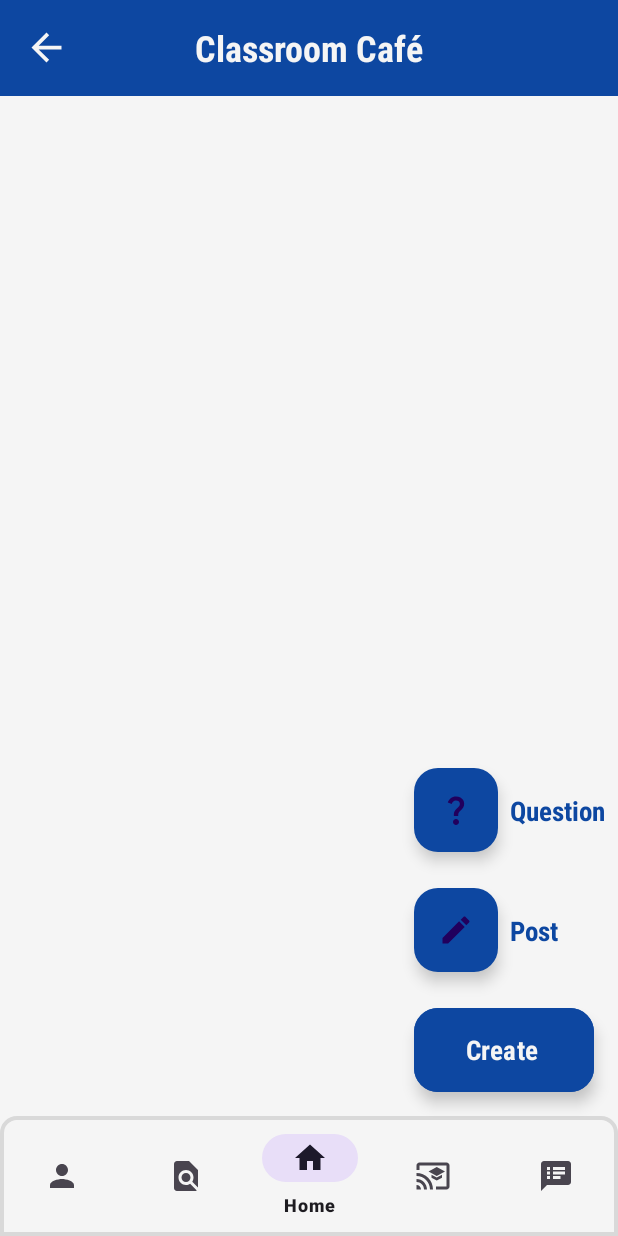
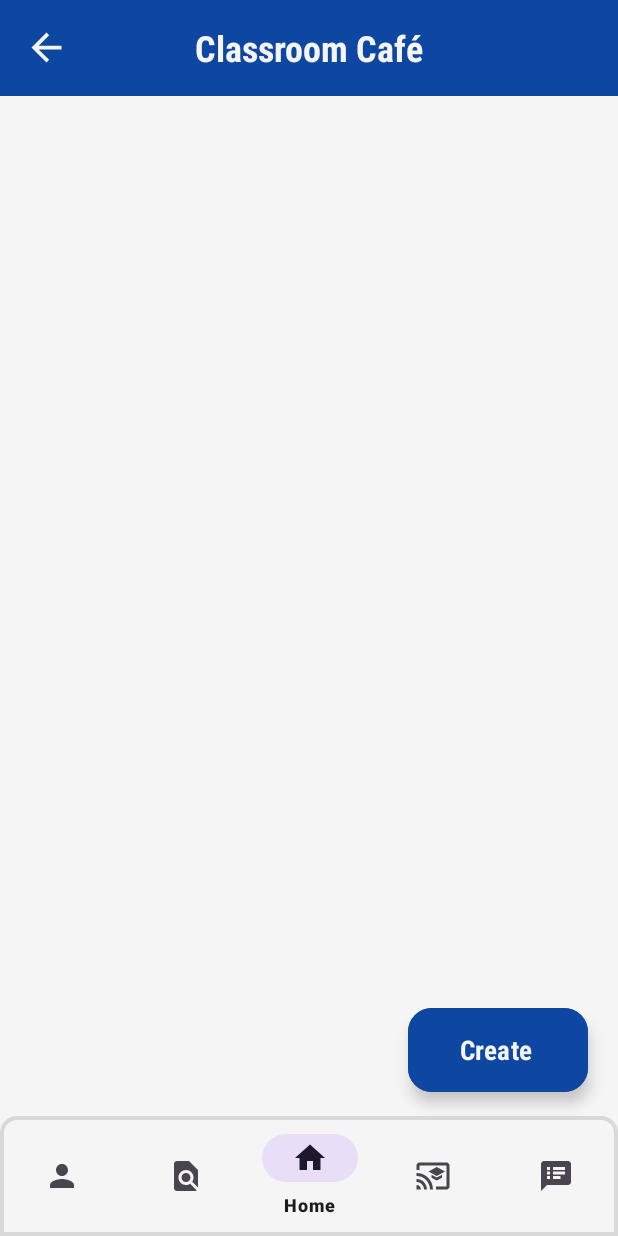
Before and after one commit to TVirus11/TeachersClub-App, an Android app: the CommunityActivity screen opened directly, with no data from a screen before it, on a phone screen of 412 x 824 dp. Run offline under Robolectric (Android 15) with nearby library versions, the phone set to English and light mode, and no system bars; our stand-ins replace AdMob.

Commit message:
Community FAB

```diff
--- a/app/src/main/java/com/saurtech/teachersclub/CommunityActivity.java
+++ b/app/src/main/java/com/saurtech/teachersclub/CommunityActivity.java
@@ -5,15 +5,24 @@ import androidx.appcompat.widget.Toolbar;
 
 import android.content.Intent;
 import android.os.Bundle;
+import android.view.View;
 import android.widget.ImageView;
+import android.widget.TextView;
 
 import com.google.android.gms.ads.AdRequest;
 import com.google.android.gms.ads.AdSize;
 import com.google.android.gms.ads.AdView;
 import com.google.android.gms.ads.MobileAds;
 import com.google.android.material.bottomnavigation.BottomNavigationView;
+import com.google.android.material.floatingactionbutton.ExtendedFloatingActionButton;
+import com.google.android.material.floatingactionbutton.FloatingActionButton;
 
 public class CommunityActivity extends AppCompatActivity {
+
+    FloatingActionButton mCreatePost, mAskQuestion;
+    ExtendedFloatingActionButton mCreate;
+    TextView mCreatePostTV, mAskQuestionTV;
+    Boolean areAllFABsVisible;
 
     @Override
     protected void onCreate(Bundle savedInstanceState) {
@@ -33,6 +42,46 @@ public class CommunityActivity extends AppCompatActivity {
             finish();
         });
 
+        mCreate = findViewById(R.id.mainFAB);
+
+        mCreatePost = findViewById(R.id.create_post_FAB);
+        mAskQuestion = findViewById(R.id.ask_question_FAB);
+
+        mCreatePostTV = findViewById(R.id.create_post_TV);
+        mAskQuestionTV = findViewById(R.id.create_question_TV);
+
+        mCreatePost.setVisibility(View.GONE);
+        mAskQuestion.setVisibility(View.GONE);
+        mCreatePostTV.setVisibility(View.GONE);
+        mAskQuestionTV.setVisibility(View.GONE);
+
+        areAllFABsVisible = false;
+
+        mCreate.shrink();
+
+        mCreate.setOnClickListener(v -> {
+            if (!areAllFABsVisible) {
+                mCreatePost.show();
+                mAskQuestion.show();
+                mCreatePostTV.setVisibility(View.VISIBLE);
+                mAskQuestionTV.setVisibility(View.VISIBLE);
+
+                mCreate.extend();
+
+                areAllFABsVisible = true;
+            } else {
+                mCreatePost.hide();
+                mAskQuestion.hide();
+                mCreatePostTV.setVisibility(View.GONE);
+                mAskQuestionTV.setVisibility(View.GONE);
+
+                mCreate.shrink();
+
+                areAllFABsVisible = false;
+            }
+        });
+
+
         BottomNavigationView bottomNavigationView = findViewById(R.id.bottom_navigation);
         bottomNavigationView.setSelectedItemId(R.id.bot_nav_home);
 
--- a/app/src/main/res/layout/activity_community.xml
+++ b/app/src/main/res/layout/activity_community.xml
@@ -56,7 +56,7 @@
         android:id="@+id/mainFAB"
         android:layout_width="wrap_content"
         android:layout_height="wrap_content"
-        android:layout_marginEnd="16dp"
+        android:layout_marginEnd="20dp"
         android:layout_marginBottom="16dp"
         android:backgroundTint="@color/color_primary"
         android:fontFamily="sans-serif-condensed-medium"
@@ -110,12 +110,14 @@
         android:layout_width="wrap_content"
         android:layout_height="wrap_content"
         android:layout_marginStart="8dp"
+        android:layout_marginEnd="8dp"
         android:fontFamily="sans-serif-condensed-medium"
         android:text="@string/question"
         android:textColor="@color/color_primary"
         android:textSize="18sp"
         android:textStyle="bold"
         app:layout_constraintBottom_toBottomOf="@id/ask_question_FAB"
+        app:layout_constraintEnd_toEndOf="parent"
         app:layout_constraintStart_toEndOf="@id/ask_question_FAB"
         app:layout_constraintTop_toTopOf="@id/ask_question_FAB" />
 
```
